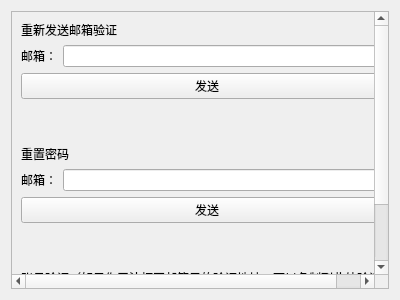
First picture: the form in ui/component/ui_user_manager_widget.ui, repository tonquer/JMComic-qt, before the edit.
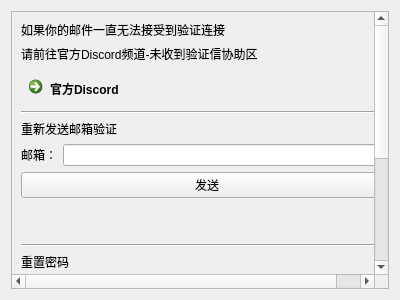
Second picture: the form after the edit.

What changed in the file:
```diff
--- a/ui/component/ui_user_manager_widget.ui
+++ b/ui/component/ui_user_manager_widget.ui
@@ -25,10 +25,38 @@
         <x>0</x>
         <y>0</y>
         <width>390</width>
-        <height>347</height>
+        <height>462</height>
        </rect>
       </property>
       <layout class="QVBoxLayout" name="verticalLayout_2">
+       <item>
+        <widget class="QLabel" name="label_7">
+         <property name="text">
+          <string>如果你的邮件一直无法接受到验证连接</string>
+         </property>
+        </widget>
+       </item>
+       <item>
+        <widget class="QLabel" name="label_8">
+         <property name="text">
+          <string>请前往官方Discord频道-未收到验证信协助区</string>
+         </property>
+        </widget>
+       </item>
+       <item>
+        <widget class="QCommandLinkButton" name="commandLinkButton">
+         <property name="text">
+          <string>官方Discord</string>
+         </property>
+        </widget>
+       </item>
+       <item>
+        <widget class="Line" name="line">
+         <property name="orientation">
+          <enum>Qt::Horizontal</enum>
+         </property>
+        </widget>
+       </item>
        <item>
         <widget class="QLabel" name="label">
          <property name="text">
@@ -73,6 +101,13 @@
          </property>
         </spacer>
        </item>
+       <item>
+        <widget class="Line" name="line_2">
+         <property name="orientation">
+          <enum>Qt::Horizontal</enum>
+         </property>
+        </widget>
+       </item>
        <item>
         <widget class="QLabel" name="label_3">
          <property name="text">
@@ -117,6 +152,13 @@
          </property>
         </spacer>
        </item>
+       <item>
+        <widget class="Line" name="line_3">
+         <property name="orientation">
+          <enum>Qt::Horizontal</enum>
+         </property>
+        </widget>
+       </item>
        <item>
         <widget class="QLabel" name="label_5">
          <property name="text">
```
